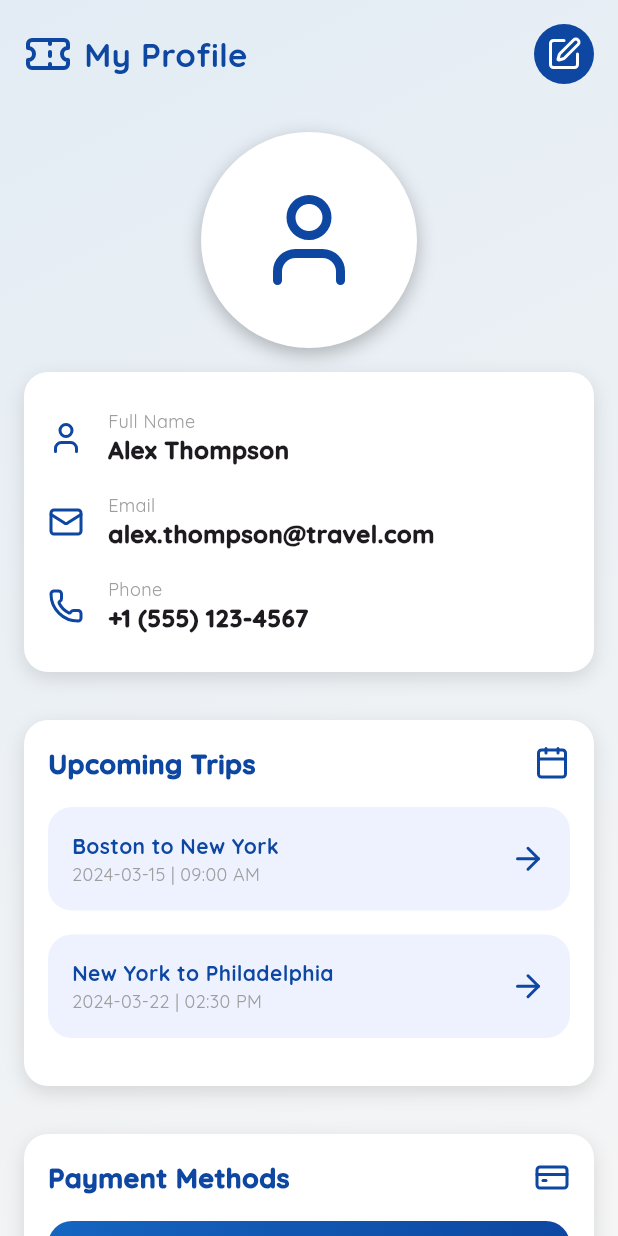
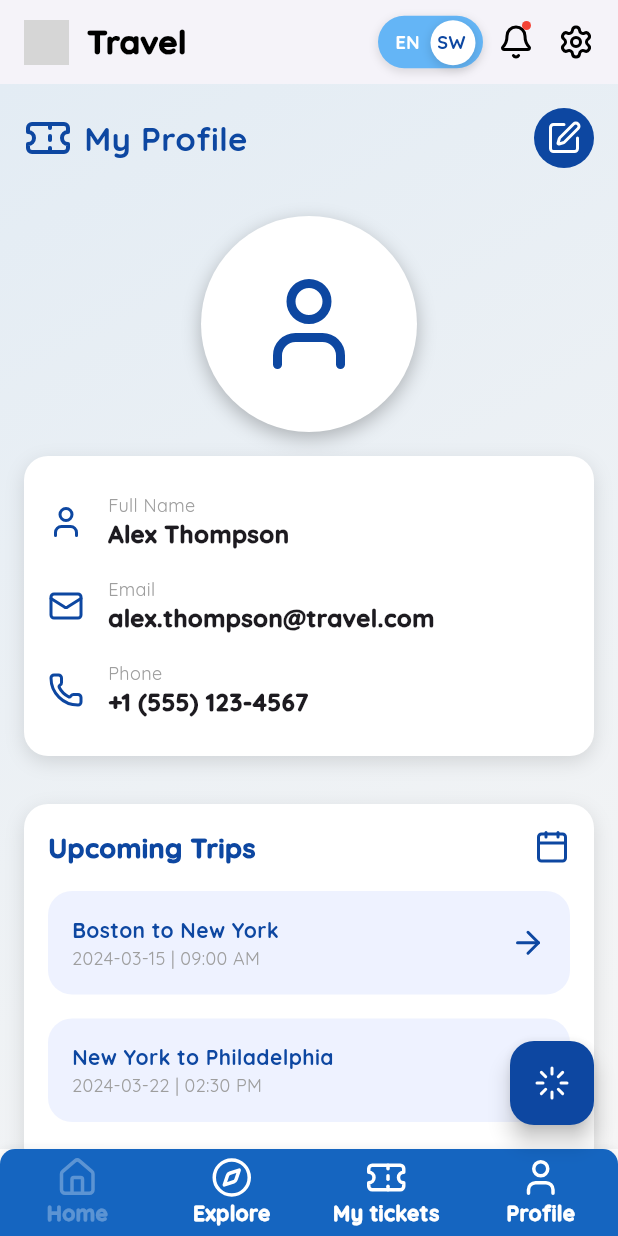
Before and after one commit to dnspascal/Travel, a Flutter app: the BusTicketProfile screen opened by its route, on a phone screen of 412 x 824 dp. Run offline on Flutter 3.47's test engine with Material 3 defaults, Android fonts, the phone set to English and light mode, and no system bars; drawn by our look-alikes of stylish_bottom_bar; our stand-ins replace dio, flutter_secure_storage, flutter_svg, get, get_storage, google_fonts and 1 more; accounts and stored records are empty; generated files the repository leaves out were written again; project files that could hold a hidden picture were left out; grey boxes are pictures that could not be loaded.

Commit message:
Compilation of whole project

```diff
--- a/lib/app.dart
+++ b/lib/app.dart
@@ -16,7 +16,7 @@ class Travel extends StatelessWidget {
       theme: AppTheme.lightTheme,
       initialBinding: MainBinding(),
       getPages: Pages.pages,
-      initialRoute: Routes.PROFILE,
+      initialRoute: Routes.login,
       fallbackLocale: const Locale('en'),
       locale: Get.locale,
       localizationsDelegates: AppLocalizations.localizationsDelegates,
--- a/lib/core/controllers/navigation_controller.dart
+++ b/lib/core/controllers/navigation_controller.dart
@@ -11,13 +11,16 @@ class NavigationController extends GetxController {
 
     switch (index) {
       case 0:
-        Get.offNamed(Routes.initial);
+        Get.offNamed(Routes.home);
         break;
       case 1:
-        // Get.offNamed(Routes.home);
+        Get.offNamed(Routes.explore);
         break;
       case 2:
-        // Get.offNamed(Routes.settings);
+        Get.offNamed(Routes.tickets);
+        break;
+      case 3:
+        Get.offNamed(Routes.profile);
         break;
     }
   }
--- a/lib/modules/profile/views/profile.dart
+++ b/lib/modules/profile/views/profile.dart
@@ -2,6 +2,8 @@ import 'package:flutter/material.dart';
 import 'package:lucide_icons/lucide_icons.dart';
 
 class BusTicketProfile extends StatefulWidget {
+  const BusTicketProfile({super.key});
+
   @override
   _BusTicketProfileState createState() => _BusTicketProfileState();
 }
@@ -112,8 +114,7 @@ class _BusTicketProfileState extends State<BusTicketProfile> {
 
   @override
   Widget build(BuildContext context) {
-    return Scaffold(
-      body: Container(
+    return Container(
       decoration: const BoxDecoration(
         gradient: LinearGradient(
           begin: Alignment.topLeft,
@@ -158,7 +159,6 @@ class _BusTicketProfileState extends State<BusTicketProfile> {
             // Quick Actions
             // _buildQuickActions(),
           ],
-          ),
         ),
       ),
     );
--- a/lib/routes/pages.dart
+++ b/lib/routes/pages.dart
@@ -1,10 +1,11 @@
 import 'package:get/get.dart';
-import 'package:travel/core/bindings/user_binding.dart';
-import 'package:travel/modules/profile/views/profile.dart';
+import 'package:flutter/material.dart';
 import 'package:travel/routes/routes.dart';
 import 'package:travel/shared/layout/layout.dart';
 import 'package:travel/modules/home/views/home.dart';
+import 'package:travel/core/bindings/user_binding.dart';
 import 'package:travel/core/bindings/auth_binding.dart';
+import 'package:travel/modules/profile/views/profile.dart';
 import 'package:travel/modules/auth/views/login_view.dart';
 import 'package:travel/modules/auth/views/register_view.dart';
 
@@ -26,8 +27,24 @@ class Pages {
       // binding: AuthBinding(),
     ),
     GetPage(
-      name: Routes.PROFILE,
-      page: () =>  BusTicketProfile(),
+      name: Routes.profile,
+      page: () => const Layout(child: BusTicketProfile()),
+      binding: UserBinding(),
+    ),
+    GetPage(
+      name: Routes.explore,
+      page: () => const Layout(
+          child: Center(
+        child: Text("EXPLORE MORE HERE"),
+      )),
+      binding: UserBinding(),
+    ),
+    GetPage(
+      name: Routes.tickets,
+      page: () => const Layout(
+          child: Center(
+        child: Text("THESE ARE MY TICKETS"),
+      )),
       binding: UserBinding(),
     ),
   ];
--- a/lib/routes/routes.dart
+++ b/lib/routes/routes.dart
@@ -1,7 +1,9 @@
 abstract class Routes {
-  static const home = '/home';
-  static const register = '/register';
   static const String initial = '/';
+  static const String home = '/home';
+  static const String register = '/register';
   static const String login = '/login';
-  static const PROFILE = '/profile';
+  static const String profile = '/profile';
+  static const String explore = '/explore';
+  static const String tickets = '/tickets';
 }
--- a/lib/shared/layout/layout.dart
+++ b/lib/shared/layout/layout.dart
@@ -1,6 +1,6 @@
 import 'package:get/get.dart';
 import 'package:flutter/material.dart';
-import 'package:iconsax/iconsax.dart';
+import 'package:lucide_icons/lucide_icons.dart';
 import 'package:travel/core/controllers/navigation_controller.dart';
 import 'package:travel/shared/ui/app_bar.dart';
 import 'package:travel/shared/ui/bottom_navigation.dart';
@@ -16,12 +16,13 @@ class Layout extends GetView<NavigationController> {
       body: SafeArea(child: Container(child: child)),
       bottomNavigationBar: const BottomNavigation(),
       extendBody: true,
+      // floatingActionButtonLocation: FloatingActionButtonLocation.centerDocked,
       floatingActionButton: FloatingActionButton(
         onPressed: controller.goToHome,
-        backgroundColor: Colors.white,
-        child: Icon(
-          Iconsax.message_text4,
-          color: Colors.blue.shade700,
+        backgroundColor: Colors.blue.shade900,
+        child: const Icon(
+          LucideIcons.loader,
+          color: Colors.white,
         ),
       ),
     );
--- a/lib/shared/ui/app_bar.dart
+++ b/lib/shared/ui/app_bar.dart
@@ -1,78 +1,6 @@
-// import 'package:flutter/material.dart';
-// import 'package:get/get.dart';
-// import 'package:iconsax/iconsax.dart';
-// import 'package:travel/core/controllers/locale_controller.dart';
-
-// class TravelBar extends StatelessWidget implements PreferredSizeWidget {
-//   const TravelBar({super.key});
-
-//   @override
-//   Widget build(BuildContext context) {
-//     return AppBar(
-//       automaticallyImplyLeading: false,
-//       elevation: 30.0,
-//       backgroundColor: Colors.transparent,
-//       flexibleSpace: Container(
-//         color: Colors.white,
-//       ),
-//       title: Row(
-//         children: [
-//           Image.asset(
-//             'assets/icons/app/app-icon.png',
-//             width: 20.0,
-//           ),
-//           const SizedBox(
-//             width: 8.0,
-//           ),
-//           const Text(
-//             'Travel',
-//             style: TextStyle(
-//               color: Colors.black,
-//               fontSize: 20,
-//               fontWeight: FontWeight.w900,
-//             ),
-//           ),
-//         ],
-//       ),
-//       actions: [
-//         ElevatedButton(
-//           onPressed: () {
-//             Get.find<LocaleController>().changeLanguage('sw');
-//           },
-//           child: const Text('switch'),
-//         ),
-//         Stack(
-//           clipBehavior: Clip.none,
-//           children: [
-//             const Icon(
-//               Iconsax.notification,
-//               color: Colors.black,
-//             ),
-//             Positioned(
-//               top: -4,
-//               right: -4,
-//               child: Container(
-//                 width: 12,
-//                 height: 12,
-//                 decoration: const BoxDecoration(
-//                   color: Colors.red,
-//                   shape: BoxShape.circle,
-//                 ),
-//               ),
-//             ),
-//           ],
-//         ),
-//       ],
-//     );
-//   }
-
-//   @override
-//   Size get preferredSize => const Size.fromHeight(kToolbarHeight);
-// }
-
+import 'package:get/get.dart';
 import 'package:flutter/material.dart';
-import 'package:get/get.dart';
-import 'package:iconsax/iconsax.dart';
+import 'package:lucide_icons/lucide_icons.dart';
 import 'package:travel/core/controllers/locale_controller.dart';
 
 class TravelBar extends StatelessWidget implements PreferredSizeWidget {
@@ -81,7 +9,8 @@ class TravelBar extends StatelessWidget implements PreferredSizeWidget {
 
   @override
   Widget build(BuildContext context) {
-    return Obx((){
+    return Obx(
+      () {
         return AppBar(
           automaticallyImplyLeading: false,
           elevation: 2.0,
@@ -189,24 +118,19 @@ class TravelBar extends StatelessWidget implements PreferredSizeWidget {
                 ),
               ),
             ),
-
-            // Notification Icon
             Stack(
               clipBehavior: Clip.none,
               children: [
-                const Padding(
-                  padding: EdgeInsets.only(right: 10),
-                  child: Icon(
-                    Iconsax.notification,
-                    color: Colors.black,
-                  ),
+                const Icon(
+                  LucideIcons.bell,
+                  color: Colors.black,
                 ),
                 Positioned(
-                  top: -4,
-                  right: 6,
+                  top: -2,
+                  right: 2,
                   child: Container(
-                    width: 12,
-                    height: 12,
+                    width: 6,
+                    height: 6,
                     decoration: const BoxDecoration(
                       color: Colors.red,
                       shape: BoxShape.circle,
@@ -215,6 +139,12 @@ class TravelBar extends StatelessWidget implements PreferredSizeWidget {
                 ),
               ],
             ),
+            IconButton(
+                onPressed: () => {},
+                icon: const Icon(
+                  LucideIcons.settings,
+                  color: Colors.black,
+                )).marginAll(4)
           ],
         );
       },
--- a/lib/shared/ui/bottom_navigation.dart
+++ b/lib/shared/ui/bottom_navigation.dart
@@ -1,5 +1,6 @@
 import 'package:get/get.dart';
 import 'package:flutter/material.dart';
+import 'package:lucide_icons/lucide_icons.dart';
 import 'package:stylish_bottom_bar/stylish_bottom_bar.dart';
 import 'package:travel/core/controllers/navigation_controller.dart';
 
@@ -10,6 +11,9 @@ class BottomNavigation extends GetView<NavigationController> {
   Widget build(BuildContext context) {
     return Obx(
       () => StylishBottomBar(
+        backgroundColor: Colors.blue.shade900,
+        gradient: LinearGradient(
+            colors: [Colors.blue.shade800, Colors.blue.shade900]),
         option: AnimatedBarOptions(
           iconSize: 32,
           iconStyle: IconStyle.Default,
@@ -20,11 +24,27 @@ class BottomNavigation extends GetView<NavigationController> {
         items: [
           BottomBarItem(
             icon: const Icon(
-              Icons.explore_outlined,
+              LucideIcons.home,
               size: 28,
             ),
             selectedIcon: const Icon(
-              Icons.explore,
+              LucideIcons.home,
+              size: 28,
+            ),
+            selectedColor: Colors.white30,
+            unSelectedColor: Colors.white,
+            title: const Text(
+              'Home',
+              style: TextStyle(fontWeight: FontWeight.w900),
+            ),
+          ),
+          BottomBarItem(
+            icon: const Icon(
+              LucideIcons.compass,
+              size: 28,
+            ),
+            selectedIcon: const Icon(
+              LucideIcons.compass,
               size: 28,
             ),
             selectedColor: Colors.white30,
@@ -34,40 +54,39 @@ class BottomNavigation extends GetView<NavigationController> {
               style: TextStyle(fontWeight: FontWeight.w900),
             ),
           ),
-          // BottomBarItem(
-          //   icon: const Icon(
-          //     Icons.home_outlined,
-          //     size: 28,
-          //   ),
-          //   selectedIcon: const Icon(
-          //     Icons.home,
-          //     size: 28,
-          //   ),
-          //   selectedColor: Colors.white30,
-          //   unSelectedColor: Colors.white,
-          //   title: const Text(
-          //     'Home',
-          //     style: TextStyle(fontWeight: FontWeight.w900),
-          //   ),
-          // ),
           BottomBarItem(
             icon: const Icon(
-              Icons.settings_outlined,
+              LucideIcons.ticket,
               size: 28,
             ),
             selectedIcon: const Icon(
-              Icons.settings,
+              LucideIcons.ticket,
               size: 28,
             ),
             selectedColor: Colors.white30,
             unSelectedColor: Colors.white,
             title: const Text(
-              'Settings',
+              'My tickets',
+              style: TextStyle(fontWeight: FontWeight.w900),
+            ),
+          ),
+          BottomBarItem(
+            icon: const Icon(
+              LucideIcons.user,
+              size: 28,
+            ),
+            selectedIcon: const Icon(
+              LucideIcons.user,
+              size: 28,
+            ),
+            selectedColor: Colors.white30,
+            unSelectedColor: Colors.white,
+            title: const Text(
+              'Profile',
               style: TextStyle(fontWeight: FontWeight.w900),
             ),
           ),
         ],
-        backgroundColor: Colors.blue,
         borderRadius: const BorderRadius.vertical(top: Radius.circular(10.0)),
         hasNotch: true,
         // fabLocation: StylishBarFabLocation.values,
--- a/pubspec.yaml
+++ b/pubspec.yaml
@@ -45,7 +45,6 @@ dependencies:
   flutter_secure_storage: ^9.2.2
   flutter_svg: ^2.0.15
   stylish_bottom_bar: ^1.1.0
-  iconsax: ^0.0.8
   shared_preferences: ^2.3.3
   get_storage: ^2.1.1
   google_fonts: ^6.2.1
@@ -57,9 +56,9 @@ dependencies:
 flutter_launcher_icons:
   android: true
   ios: true
-  image_path: "assets/icons/app/2.png"
+  image_path: "assets/icons/app/m.png"
   adaptive_icon_background: "#ffffff"
-  adaptive_icon_foreground: "assets/icons/app/2.png"
+  adaptive_icon_foreground: "assets/icons/app/m.png"
   adaptive_icon_foreground_inset: 24
   remove_alpha_ios: true
 
```
Also changed, not shown: assets/icons/app/m.png (added), pubspec.lock, 31 other files. Lines whose indentation alone changed are shown as unchanged.
